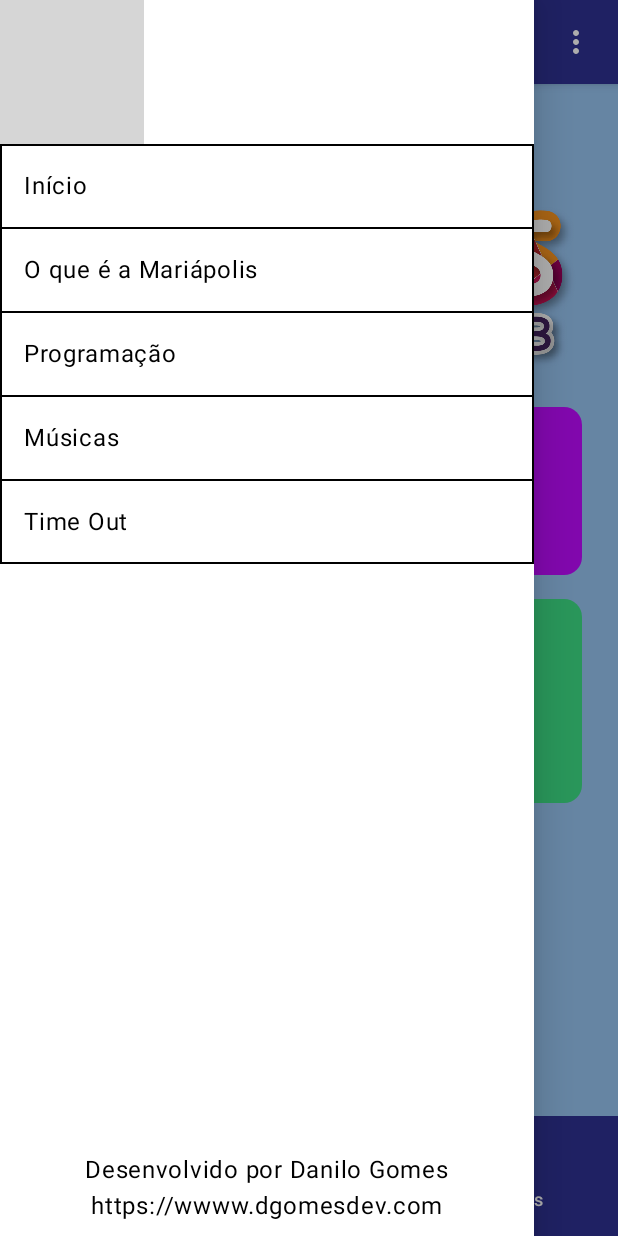
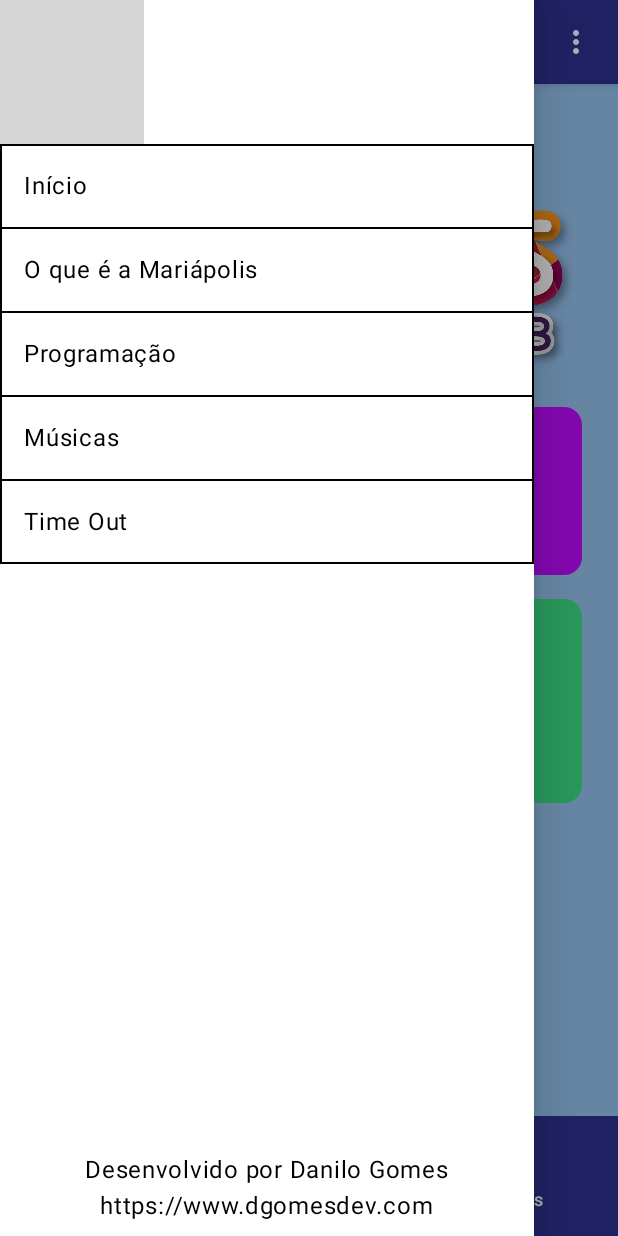
Before and after one commit to dgomesdev/Mariapolis-Rio-2023, an Android app built with Jetpack Compose: the screen it shows after launch (MainActivity), after a tap on "Desenvolvido por Danilo Gomes", on a phone screen of 412 x 824 dp. Run offline under Robolectric (Android 15) with nearby library versions, the phone set to English and light mode, and no system bars; our stand-ins replace Dagger/Hilt's generated code; 2 statements that could not run were skipped; 2 other taps on this screen came first; grey boxes are pictures that could not be loaded.

Commit message:
second commit

```diff
--- a/app/src/main/java/com/dgomesdev/mariapolis_rio_2023/presentation/components/MainScreen.kt
+++ b/app/src/main/java/com/dgomesdev/mariapolis_rio_2023/presentation/components/MainScreen.kt
@@ -223,12 +223,12 @@ fun Sections(
             Text(
                 "Desenvolvido por Danilo Gomes",
                 modifier = Modifier.clickable {
-                onCardClick("Link", "https://wwww.dgomesdev.com")
+                onCardClick("Link", "https://www.dgomesdev.com")
             }
             )
-            Text("https://wwww.dgomesdev.com",
+            Text("https://www.dgomesdev.com",
                 modifier = Modifier.clickable {
-                onCardClick("Link", "https://wwww.dgomesdev.com")
+                onCardClick("Link", "https://www.dgomesdev.com")
             }
             )
         }
```
